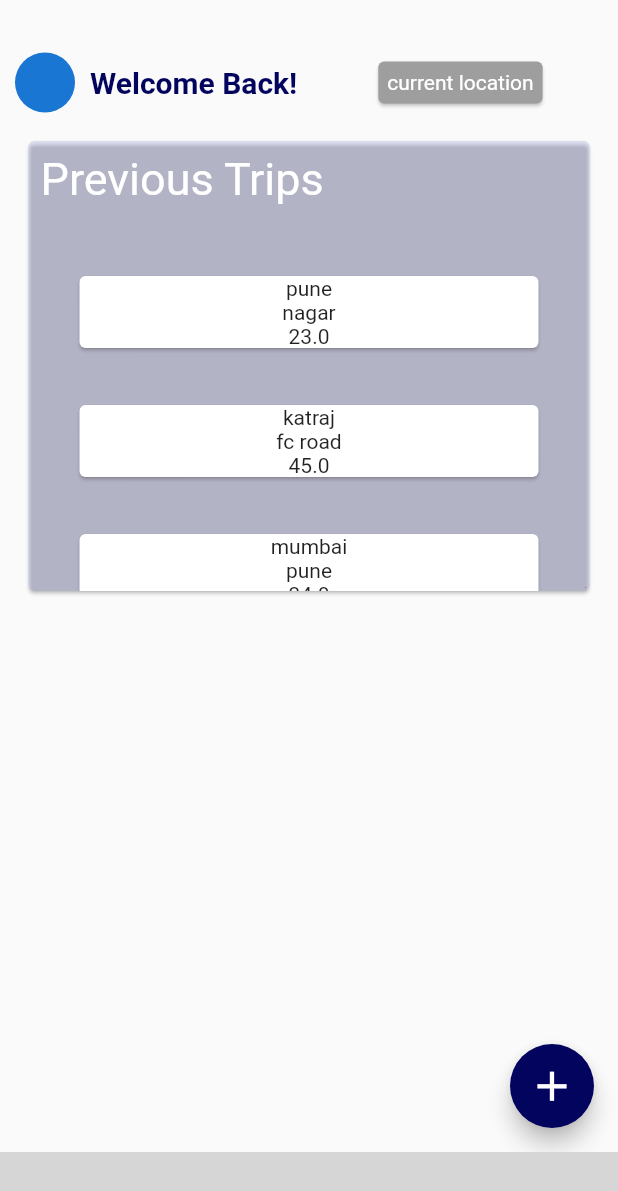
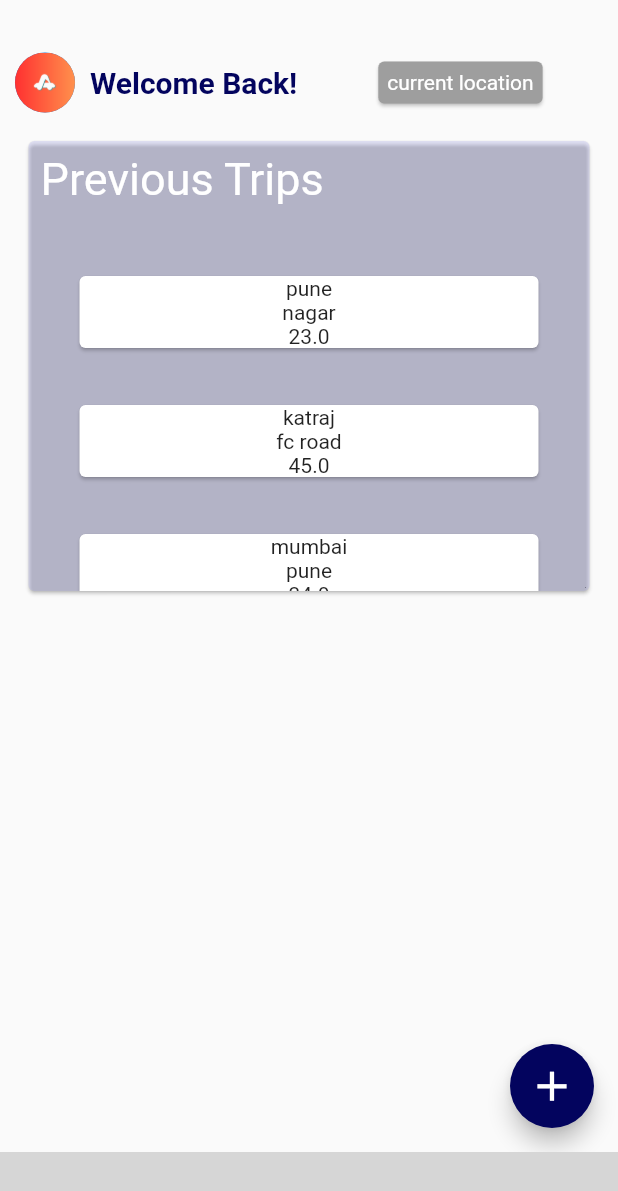
Before and after one commit to shxntanu/AutoInsight, a Flutter app: the HomeScreen screen opened by its route, on a phone screen of 412 x 824 dp. Shown: the top 1191 px of the screen. Run offline on Flutter 3.47's test engine with Material 2 defaults, Android fonts, the phone set to English and light mode, and no system bars; our stand-ins replace animated_text_kit, camera, chewie, cloud_firestore, firebase_auth, firebase_core and 4 more; missing offline and left inert: circle_bottom_navigation_bar; accounts and stored records are empty; grey boxes are pictures that could not be loaded.

```diff
--- a/autoinsight/lib/screens/dashboard/homescreen.dart
+++ b/autoinsight/lib/screens/dashboard/homescreen.dart
@@ -29,15 +29,14 @@ class _HomeScreenState extends State<HomeScreen> {
             fontSize: 12,
             fontWeight: FontWeight.bold,
             onClick: () async {
-              final SharedPreferences prefs = await SharedPreferences.getInstance();
-              Get.to(
-                  Profile_Page(
+              final SharedPreferences prefs =
+                  await SharedPreferences.getInstance();
+              Get.to(Profile_Page(
                 name: prefs.getString('name') ?? "null",
                 carname: prefs.getString('carName') ?? "null",
                 year: prefs.getString('carYear') ?? "null",
                 licenseplatenumber: prefs.getString('licencePlate') ?? "null",
-                  )
-                );
+              ));
             }),
         TabData(
             icon: Icons.ondemand_video,
@@ -104,8 +103,8 @@ class _HomeScreenState extends State<HomeScreen> {
             ),
             CircleAvatar(
               radius: 20,
-              // backgroundImage: AssetImage(//insert image here
-              // ),
+              backgroundImage: AssetImage('images/autoinsight.png'
+              ),
             ),
             SizedBox(
               width: 10,
@@ -187,7 +186,6 @@ class _HomeScreenState extends State<HomeScreen> {
             const SizedBox(
               height: 200,
             ),
-
           ]),
         ]),
         bottomNavigationBar: CircleBottomNavigationBar(
--- a/autoinsight/pubspec.yaml
+++ b/autoinsight/pubspec.yaml
@@ -72,8 +72,8 @@ flutter:
   uses-material-design: true
 
   # To add assets to your application, add an assets section, like this:
-  # assets:
-  #   - images/a_dot_burr.jpeg
+  assets:
+    - images/
   #   - images/a_dot_ham.jpeg
 
   # An image asset can refer to one or more resolution-specific "variants", see
```
Also changed, not shown: autoinsight/images/autoinsight.png (added). Lines whose indentation alone changed are shown as unchanged.
